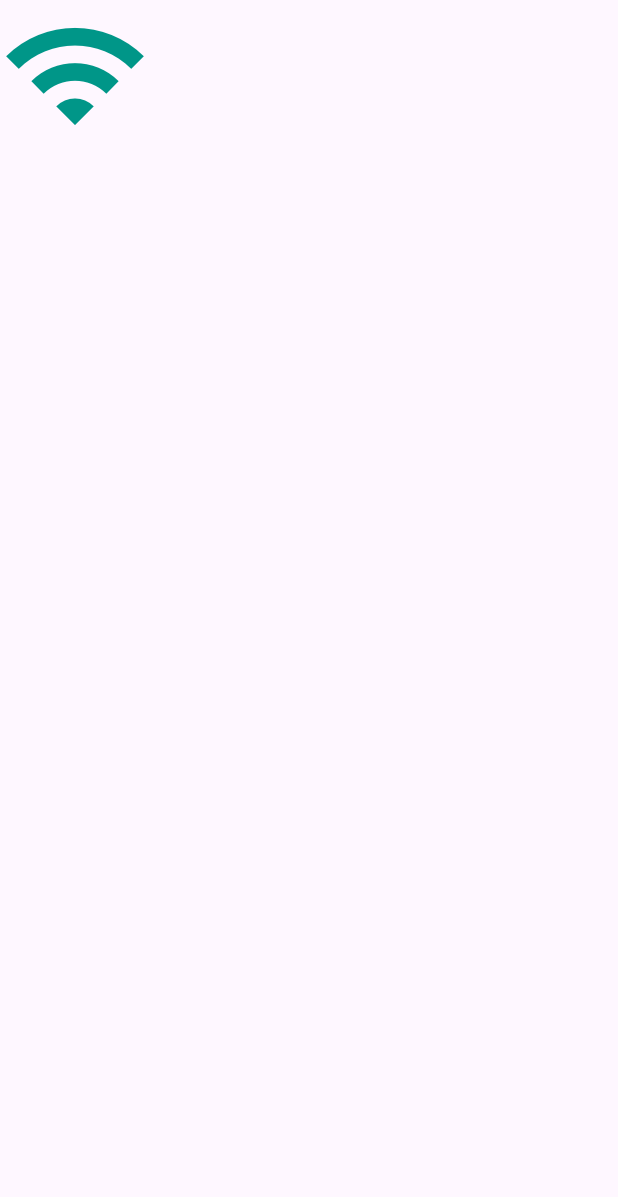
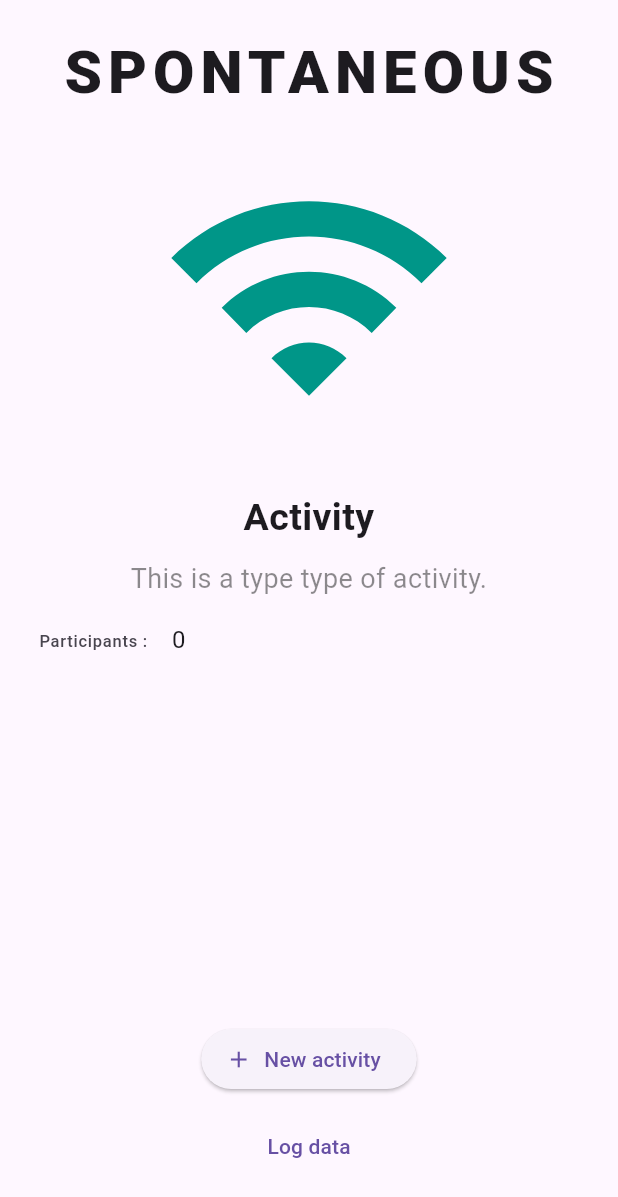
Before and after one commit to zawmorntwan/SPONTANEOUS, a Flutter app: the screen it shows after launch, on a phone screen of 412 x 824 dp. Shown: the top 1197 px of the screen. Run offline on Flutter 3.47's test engine with Material 2 defaults, Android fonts, the light colour scheme and no system bars; our stand-ins replace connectivity_plus, dio.

Commit message:
update get external data

```diff
--- /dev/null
+++ b/lib/constants.dart
@@ -0,0 +1,10 @@
+const String kActivity = 'activity';
+const String kType = 'type';
+const String kParticipants = 'participants';
+const String kPrice = 'price';
+const String kLink = 'link';
+const String kKey = 'key';
+const String kAccessibility = 'accessibility';
+
+const double kDouble10 = 10.0;
+const double kDouble20 = 20.0;
--- a/lib/data/dio.dart
+++ b/lib/data/dio.dart
@@ -0,0 +1,11 @@
+import 'package:dio/dio.dart';
+
+final dio = Dio();
+
+Future<Map<String, dynamic>> getHttp() async {
+  final Response<dynamic> response = await dio.get(
+    'https://www.boredapi.com/api/activity/',
+  );
+
+  return response.data;
+}
--- a/lib/data/notifiers/notifiers.dart
+++ b/lib/data/notifiers/notifiers.dart
@@ -13,3 +13,5 @@ ValueNotifier<DataModel> dataNotifier = ValueNotifier(
     accessibility: '0',
   ),
 );
+
+ValueNotifier<bool> isConnectedNotifier = ValueNotifier(false);
--- a/lib/main.dart
+++ b/lib/main.dart
@@ -4,6 +4,7 @@ import 'package:connectivity_plus/connectivity_plus.dart';
 import 'package:flutter/material.dart';
 import 'package:flutter/services.dart';
 
+import 'data/notifiers/notifiers.dart';
 import 'screens/home_screen.dart';
 
 void main() {
@@ -28,8 +29,10 @@ class _MyAppState extends State<MyApp> {
         .listen((ConnectivityResult result) {
       if (result == ConnectivityResult.none) {
         // no internet
+        isConnectedNotifier.value = false;
       } else {
         // internet
+        isConnectedNotifier.value = true;
       }
     });
   }
--- a/lib/models/data_model.dart
+++ b/lib/models/data_model.dart
@@ -1,12 +1,9 @@
+import 'package:flutter/material.dart';
+
+import '../data/notifiers/manage_notifiers.dart';
+import '../functions/utils.dart';
+
 class DataModel {
-  final String activity;
-  final String type;
-  final int participants;
-  final String price;
-  final String link;
-  final String key;
-  final String accessibility;
-
   DataModel({
     required this.activity,
     required this.type,
@@ -17,12 +14,20 @@ class DataModel {
     required this.accessibility,
   });
 
+  final String accessibility;
+  final String activity;
+  final String key;
+  final String link;
+  final int participants;
+  final String price;
+  final String type;
+
   Future<void> reset() async {
-    //Todo: set the data notifier setter
-    //await setDataNotifier();
+    await setDataNotifier();
   }
 
   void logData() {
-    //Todo set data log
+    String current = fromMapToString(map: dataMapCurrent);
+    debugPrint('Current Data : $current');
   }
 }
--- a/lib/screens/home_screen.dart
+++ b/lib/screens/home_screen.dart
@@ -1,15 +1,89 @@
 import 'package:flutter/material.dart';
+
+import '../constants.dart';
+import '../data/notifiers/notifiers.dart';
 
 class HomeScreen extends StatelessWidget {
   const HomeScreen({super.key});
 
   @override
   Widget build(BuildContext context) {
-    return const Scaffold(
-      body: Icon(
-        Icons.wifi,
-        size: 100,
-        color: Colors.teal,
+    return Scaffold(
+      body: SafeArea(
+        child: Column(
+          children: [
+            const SizedBox(height: kDouble20),
+            const Text(
+              'SPONTANEOUS',
+              style: TextStyle(
+                fontWeight: FontWeight.w900,
+                fontSize: 40,
+                letterSpacing: 4.0,
+              ),
+            ),
+            const SizedBox(height: kDouble20),
+            Icon(
+              Icons.wifi,
+              size: 200,
+              color: Colors.teal,
+            ),
+            ValueListenableBuilder(
+              valueListenable: dataNotifier,
+              builder: (ctx, data, _) {
+                return Padding(
+                  padding: const EdgeInsets.all(kDouble10),
+                  child: Column(
+                    children: [
+                      const SizedBox(height: kDouble20),
+                      Text(
+                        data.activity,
+                        style: const TextStyle(
+                          fontWeight: FontWeight.bold,
+                          fontSize: 25,
+                        ),
+                        textAlign: TextAlign.center,
+                      ),
+                      const SizedBox(height: kDouble10),
+                      Text(
+                        'This is a ${data.type} type of activity.',
+                        style: const TextStyle(
+                          fontSize: 18,
+                          color: Colors.black45,
+                        ),
+                        textAlign: TextAlign.center,
+                      ),
+                      ListTile(
+                        title: Text(data.participants.toString()),
+                        leading: const Text('Participants :'),
+                      )
+                    ],
+                  ),
+                );
+              },
+            )
+          ],
+        ),
+      ),
+      floatingActionButtonLocation: FloatingActionButtonLocation.centerFloat,
+      floatingActionButton: Column(
+        mainAxisSize: MainAxisSize.min,
+        children: [
+          ElevatedButton.icon(
+            onPressed: () async {
+              await dataNotifier.value.reset();
+            },
+            icon: const Icon(Icons.add),
+            label: const Text('New activity'),
+          ),
+          const SizedBox(height: kDouble10),
+          TextButton(
+            onPressed: () {
+              dataNotifier.value.logData();
+            },
+            child: const Text('Log data'),
+          ),
+          const SizedBox(height: kDouble20),
+        ],
       ),
     );
   }
```
Also changed, not shown: lib/data/notifiers/manage_notifiers.dart (added, +16 -0 lines), lib/functions/manage_data.dart (added, +19 -0 lines), lib/functions/utils.dart (added, +27 -0 lines).
